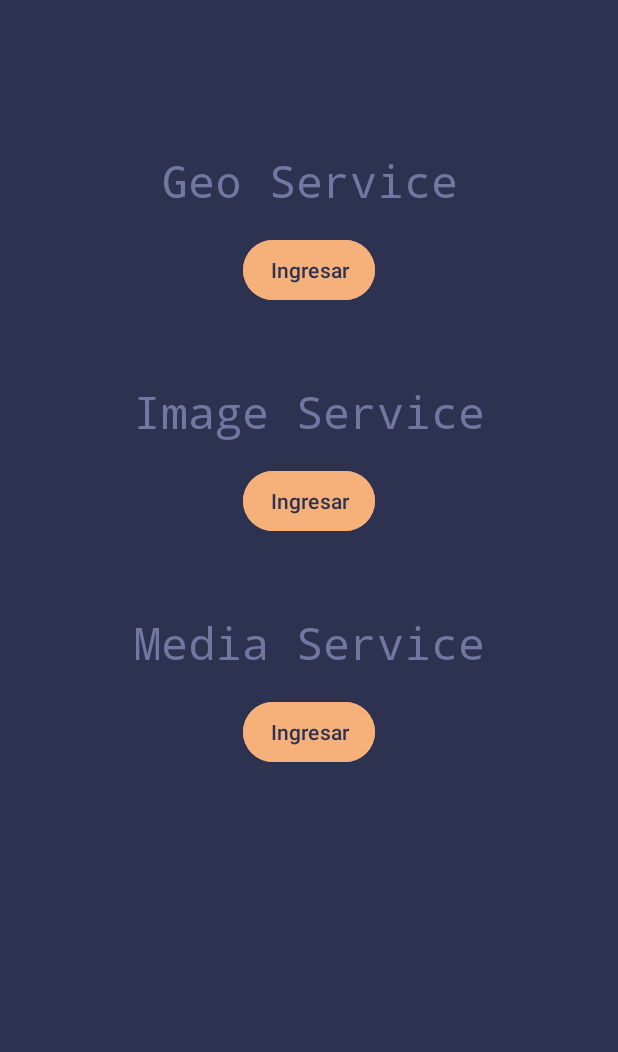
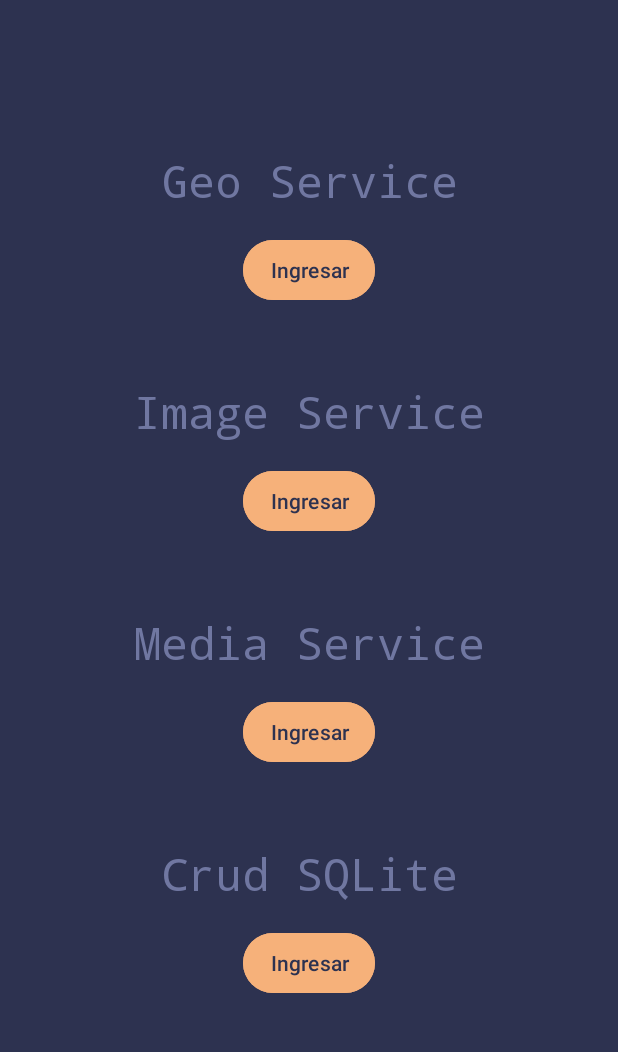
Before and after one commit to CiscoFsociety23/mobile.dedsec.cl, an Android app: the UserPanel screen opened directly, with no data from a screen before it, on a phone screen of 412 x 824 dp, the part 111-1163 px from its top. Run offline under Robolectric (Android 15) with nearby library versions, the phone set to English and light mode, and no system bars.

Commit message:
feat: adding crud option

```diff
--- a/app/src/main/res/layout/activity_user_panel.xml
+++ b/app/src/main/res/layout/activity_user_panel.xml
@@ -39,7 +39,7 @@
         android:layout_height="wrap_content"
         android:layout_gravity="center_horizontal"
         android:layout_marginTop="15dp"
-        android:text="@string/btn_ingress_map"
+        android:text="@string/btn_ingress"
         android:paddingVertical="5dp"
         android:backgroundTint="@color/dedsec_aux"
         android:textColor="@color/dedsec_dark"
@@ -64,7 +64,7 @@
         android:layout_height="wrap_content"
         android:layout_gravity="center_horizontal"
         android:layout_marginTop="15dp"
-        android:text="@string/btn_ingress_recycler"
+        android:text="@string/btn_ingress"
         android:paddingVertical="5dp"
         android:backgroundTint="@color/dedsec_aux"
         android:textColor="@color/dedsec_dark"
@@ -89,7 +89,32 @@
         android:layout_height="wrap_content"
         android:layout_gravity="center_horizontal"
         android:layout_marginTop="15dp"
-        android:text="@string/btn_ingress_mediaservice"
+        android:text="@string/btn_ingress"
+        android:paddingVertical="5dp"
+        android:backgroundTint="@color/dedsec_aux"
+        android:textColor="@color/dedsec_dark"
+        android:paddingHorizontal="10dp"/>
+
+    <TextView
+        android:layout_width="match_parent"
+        android:layout_height="wrap_content"
+        android:text="@string/crud_sqlite"
+        android:textColor="@color/dedsec_light"
+        android:fontFamily="monospace"
+        android:textSize="30sp"
+        android:textAlignment="center"
+        app:layout_constraintTop_toTopOf="parent"
+        app:layout_constraintStart_toStartOf="parent"
+        app:layout_constraintEnd_toEndOf="parent"
+        android:layout_marginTop="50dp" />
+
+    <Button
+        android:id="@+id/btn_sqlite_service"
+        android:layout_width="wrap_content"
+        android:layout_height="wrap_content"
+        android:layout_gravity="center_horizontal"
+        android:layout_marginTop="15dp"
+        android:text="@string/btn_ingress"
         android:paddingVertical="5dp"
         android:backgroundTint="@color/dedsec_aux"
         android:textColor="@color/dedsec_dark"
--- a/app/src/main/res/values/strings.xml
+++ b/app/src/main/res/values/strings.xml
@@ -5,17 +5,13 @@
     <string name="label_email">Correo Electronico</string>
     <string name="label_passwd">Contraseña</string>
     <string name="email_hint">usuario@dominio.com</string>
+
     <string name="btn_ingress">Ingresar</string>
+    <string name="btn_reproducir">Reproducir Sonido</string>
 
     <string name="geo_service">Geo Service</string>
-    <string name="btn_ingress_map">Ingresar</string>
-
     <string name="recycler">Image Service</string>
-    <string name="btn_ingress_recycler">Ingresar</string>
-
     <string name="mediaservice">Media Service</string>
-    <string name="btn_ingress_mediaservice">Ingresar</string>
-
-    <string name="btn_reproducir">Reproducir Sonido</string>
+    <string name="crud_sqlite">Crud SQLite</string>
 
 </resources>
```
